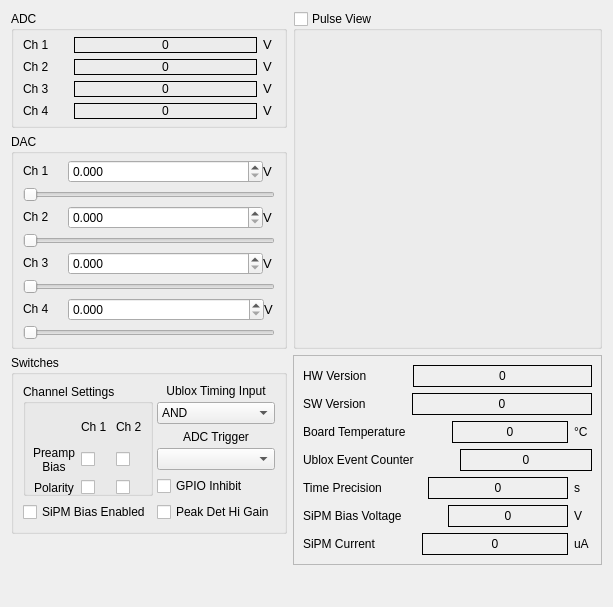
The window that gui/src/parametermonitorform.ui (MuonPi/muondetector) describes before a commit, drawn with Qt 5.
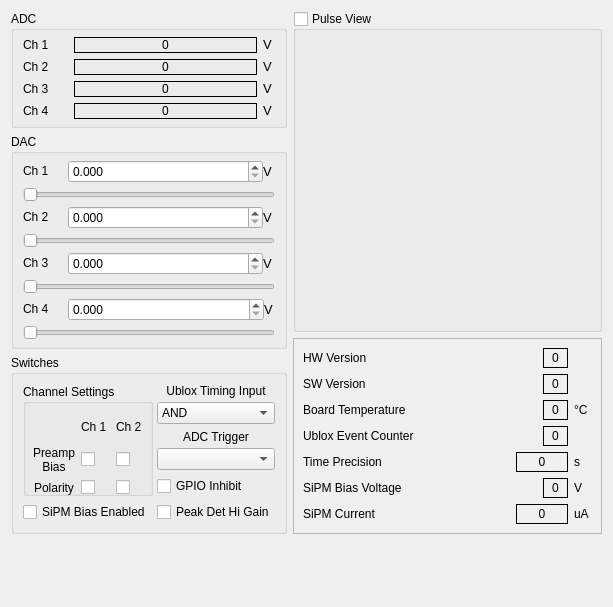
The same window after the commit. Custom widgets are drawn as their Qt base class.

Commit message: slightly reformatted widget alignment of parameter monitor tab in GUI

Patch:
```diff
--- a/gui/src/parametermonitorform.ui
+++ b/gui/src/parametermonitorform.ui
@@ -26,7 +26,9 @@
    <string>Form</string>
   </property>
   <layout class="QGridLayout" name="gridLayout_11">
-   <item row="0" column="0">
+   <item row="0" column="0" rowspan="2">
+    <layout class="QVBoxLayout" name="verticalLayout">
+     <item>
     <widget class="QGroupBox" name="groupBox">
      <property name="sizePolicy">
       <sizepolicy hsizetype="Preferred" vsizetype="Fixed">
@@ -411,31 +413,7 @@
      </layout>
     </widget>
    </item>
-   <item row="0" column="1" rowspan="2">
-    <widget class="QGroupBox" name="adcTraceGroupBox">
-     <property name="sizePolicy">
-      <sizepolicy hsizetype="Expanding" vsizetype="Preferred">
-       <horstretch>0</horstretch>
-       <verstretch>0</verstretch>
-      </sizepolicy>
-     </property>
-     <property name="title">
-      <string>Pulse View</string>
-     </property>
-     <property name="checkable">
-      <bool>true</bool>
-     </property>
-     <property name="checked">
-      <bool>false</bool>
-     </property>
-     <layout class="QGridLayout" name="gridLayout_5">
-      <item row="0" column="0">
-       <widget class="CustomPlot" name="adcTracePlot" native="true"/>
-      </item>
-     </layout>
-    </widget>
-   </item>
-   <item row="1" column="0">
+     <item>
     <widget class="QGroupBox" name="groupBox_2">
      <property name="sizePolicy">
       <sizepolicy hsizetype="Preferred" vsizetype="Fixed">
@@ -869,7 +847,7 @@
      </layout>
     </widget>
    </item>
-   <item row="2" column="0">
+     <item>
     <widget class="QGroupBox" name="groupBox_3">
      <property name="minimumSize">
       <size>
@@ -1179,7 +1157,33 @@
      </layout>
     </widget>
    </item>
-   <item row="2" column="1" rowspan="2">
+    </layout>
+   </item>
+   <item row="0" column="1">
+    <widget class="QGroupBox" name="adcTraceGroupBox">
+     <property name="sizePolicy">
+      <sizepolicy hsizetype="Expanding" vsizetype="Expanding">
+       <horstretch>0</horstretch>
+       <verstretch>0</verstretch>
+      </sizepolicy>
+     </property>
+     <property name="title">
+      <string>Pulse View</string>
+     </property>
+     <property name="checkable">
+      <bool>true</bool>
+     </property>
+     <property name="checked">
+      <bool>false</bool>
+     </property>
+     <layout class="QGridLayout" name="gridLayout_5">
+      <item row="0" column="0">
+       <widget class="CustomPlot" name="adcTracePlot" native="true"/>
+      </item>
+     </layout>
+    </widget>
+   </item>
+   <item row="1" column="1">
     <widget class="QFrame" name="frame">
      <property name="frameShape">
       <enum>QFrame::StyledPanel</enum>
@@ -1189,10 +1193,6 @@
      </property>
      <layout class="QGridLayout" name="gridLayout_6">
       <item row="0" column="0">
-       <layout class="QVBoxLayout" name="verticalLayout">
-        <item>
-         <layout class="QHBoxLayout" name="horizontalLayout_5">
-          <item>
            <widget class="QLabel" name="label_25">
             <property name="sizePolicy">
              <sizepolicy hsizetype="Fixed" vsizetype="Preferred">
@@ -1210,7 +1210,7 @@
             </property>
            </widget>
           </item>
-          <item>
+      <item row="0" column="1" colspan="6">
            <spacer name="horizontalSpacer_4">
             <property name="orientation">
              <enum>Qt::Horizontal</enum>
@@ -1220,13 +1220,13 @@
             </property>
             <property name="sizeHint" stdset="0">
              <size>
-              <width>40</width>
+          <width>159</width>
               <height>20</height>
              </size>
             </property>
            </spacer>
           </item>
-          <item>
+      <item row="0" column="7">
            <widget class="QLabel" name="hwVersionLabel">
             <property name="minimumSize">
              <size>
@@ -1250,11 +1250,7 @@
             </property>
            </widget>
           </item>
-         </layout>
-        </item>
-        <item>
-         <layout class="QHBoxLayout" name="horizontalLayout_6">
-          <item>
+      <item row="1" column="0">
            <widget class="QLabel" name="label_47">
             <property name="sizePolicy">
              <sizepolicy hsizetype="Fixed" vsizetype="Preferred">
@@ -1272,7 +1268,7 @@
             </property>
            </widget>
           </item>
-          <item>
+      <item row="1" column="1" colspan="5">
            <spacer name="horizontalSpacer_13">
             <property name="orientation">
              <enum>Qt::Horizontal</enum>
@@ -1282,13 +1278,13 @@
             </property>
             <property name="sizeHint" stdset="0">
              <size>
-              <width>40</width>
+          <width>133</width>
               <height>20</height>
              </size>
             </property>
            </spacer>
           </item>
-          <item>
+      <item row="1" column="7">
            <widget class="QLabel" name="swVersionLabel">
             <property name="minimumSize">
              <size>
@@ -1312,11 +1308,7 @@
             </property>
            </widget>
           </item>
-         </layout>
-        </item>
-        <item>
-         <layout class="QHBoxLayout" name="horizontalLayout_7">
-          <item>
+      <item row="2" column="0" colspan="5">
            <widget class="QLabel" name="label_19">
             <property name="sizePolicy">
              <sizepolicy hsizetype="Fixed" vsizetype="Preferred">
@@ -1334,7 +1326,7 @@
             </property>
            </widget>
           </item>
-          <item>
+      <item row="2" column="5">
            <spacer name="horizontalSpacer">
             <property name="orientation">
              <enum>Qt::Horizontal</enum>
@@ -1344,13 +1336,13 @@
             </property>
             <property name="sizeHint" stdset="0">
              <size>
-              <width>40</width>
+          <width>28</width>
               <height>20</height>
              </size>
             </property>
            </spacer>
           </item>
-          <item>
+      <item row="2" column="7">
            <widget class="QLabel" name="temperatureLabel">
             <property name="minimumSize">
              <size>
@@ -1374,7 +1366,7 @@
             </property>
            </widget>
           </item>
-          <item>
+      <item row="2" column="8">
            <widget class="QLabel" name="label_21">
             <property name="sizePolicy">
              <sizepolicy hsizetype="Fixed" vsizetype="Preferred">
@@ -1398,11 +1390,7 @@
             </property>
            </widget>
           </item>
-         </layout>
-        </item>
-        <item>
-         <layout class="QHBoxLayout" name="horizontalLayout_8">
-          <item>
+      <item row="3" column="0" colspan="5">
            <widget class="QLabel" name="label_20">
             <property name="sizePolicy">
              <sizepolicy hsizetype="Fixed" vsizetype="Preferred">
@@ -1420,7 +1408,7 @@
             </property>
            </widget>
           </item>
-          <item>
+      <item row="3" column="5">
            <spacer name="horizontalSpacer_2">
             <property name="orientation">
              <enum>Qt::Horizontal</enum>
@@ -1430,13 +1418,13 @@
             </property>
             <property name="sizeHint" stdset="0">
              <size>
-              <width>40</width>
+          <width>28</width>
               <height>20</height>
              </size>
             </property>
            </spacer>
           </item>
-          <item>
+      <item row="3" column="7">
            <widget class="QLabel" name="ubloxCounterLabel">
             <property name="minimumSize">
              <size>
@@ -1460,11 +1448,7 @@
             </property>
            </widget>
           </item>
-         </layout>
-        </item>
-        <item>
-         <layout class="QHBoxLayout" name="horizontalLayout_9">
-          <item>
+      <item row="4" column="0" colspan="3">
            <widget class="QLabel" name="label_22">
             <property name="sizePolicy">
              <sizepolicy hsizetype="Fixed" vsizetype="Preferred">
@@ -1482,7 +1466,7 @@
             </property>
            </widget>
           </item>
-          <item>
+      <item row="4" column="3" colspan="3">
            <spacer name="horizontalSpacer_3">
             <property name="orientation">
              <enum>Qt::Horizontal</enum>
@@ -1492,13 +1476,13 @@
             </property>
             <property name="sizeHint" stdset="0">
              <size>
-              <width>40</width>
+          <width>81</width>
               <height>20</height>
              </size>
             </property>
            </spacer>
           </item>
-          <item>
+      <item row="4" column="6" colspan="2">
            <widget class="QLabel" name="timePrecLabel">
             <property name="minimumSize">
              <size>
@@ -1522,7 +1506,7 @@
             </property>
            </widget>
           </item>
-          <item>
+      <item row="4" column="8">
            <widget class="QLabel" name="label_23">
             <property name="sizePolicy">
              <sizepolicy hsizetype="Fixed" vsizetype="Preferred">
@@ -1546,11 +1530,7 @@
             </property>
            </widget>
           </item>
-         </layout>
-        </item>
-        <item>
-         <layout class="QHBoxLayout" name="horizontalLayout_10">
-          <item>
+      <item row="5" column="0" colspan="4">
            <widget class="QLabel" name="label_27">
             <property name="sizePolicy">
              <sizepolicy hsizetype="Fixed" vsizetype="Preferred">
@@ -1568,7 +1548,7 @@
             </property>
            </widget>
           </item>
-          <item>
+      <item row="5" column="4" colspan="2">
            <spacer name="horizontalSpacer_5">
             <property name="orientation">
              <enum>Qt::Horizontal</enum>
@@ -1578,13 +1558,13 @@
             </property>
             <property name="sizeHint" stdset="0">
              <size>
-              <width>40</width>
+          <width>54</width>
               <height>20</height>
              </size>
             </property>
            </spacer>
           </item>
-          <item>
+      <item row="5" column="7">
            <widget class="QLabel" name="biasVoltageLabel">
             <property name="minimumSize">
              <size>
@@ -1608,7 +1588,7 @@
             </property>
            </widget>
           </item>
-          <item>
+      <item row="5" column="8">
            <widget class="QLabel" name="label_28">
             <property name="sizePolicy">
              <sizepolicy hsizetype="Fixed" vsizetype="Preferred">
@@ -1632,11 +1612,7 @@
             </property>
            </widget>
           </item>
-         </layout>
-        </item>
-        <item>
-         <layout class="QHBoxLayout" name="horizontalLayout_11">
-          <item>
+      <item row="6" column="0" colspan="2">
            <widget class="QLabel" name="label_29">
             <property name="sizePolicy">
              <sizepolicy hsizetype="Fixed" vsizetype="Preferred">
@@ -1654,7 +1630,7 @@
             </property>
            </widget>
           </item>
-          <item>
+      <item row="6" column="2" colspan="4">
            <spacer name="horizontalSpacer_6">
             <property name="orientation">
              <enum>Qt::Horizontal</enum>
@@ -1664,13 +1640,13 @@
             </property>
             <property name="sizeHint" stdset="0">
              <size>
-              <width>40</width>
+          <width>107</width>
               <height>20</height>
              </size>
             </property>
            </spacer>
           </item>
-          <item>
+      <item row="6" column="6" colspan="2">
            <widget class="QLabel" name="biasCurrentLabel">
             <property name="minimumSize">
              <size>
@@ -1694,7 +1670,7 @@
             </property>
            </widget>
           </item>
-          <item>
+      <item row="6" column="8">
            <widget class="QLabel" name="label_30">
             <property name="sizePolicy">
              <sizepolicy hsizetype="Fixed" vsizetype="Preferred">
@@ -1719,13 +1695,9 @@
            </widget>
           </item>
          </layout>
-        </item>
-       </layout>
-      </item>
-     </layout>
     </widget>
    </item>
-   <item row="3" column="0">
+   <item row="2" column="0">
     <spacer name="verticalSpacer">
      <property name="orientation">
       <enum>Qt::Vertical</enum>
@@ -1738,7 +1710,7 @@
      </property>
     </spacer>
    </item>
-   <item row="4" column="1">
+   <item row="2" column="1">
     <spacer name="verticalSpacer_2">
      <property name="orientation">
       <enum>Qt::Vertical</enum>
```
Lines whose indentation alone changed are shown as unchanged.
